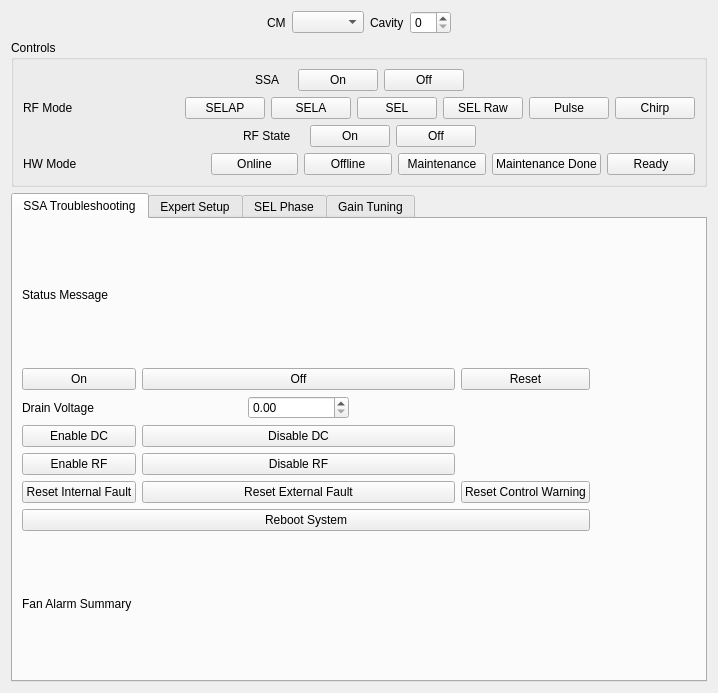
Above: expert.ui from slaclab/srf_cavity_expert_screen before the change. Below: the same form after it.
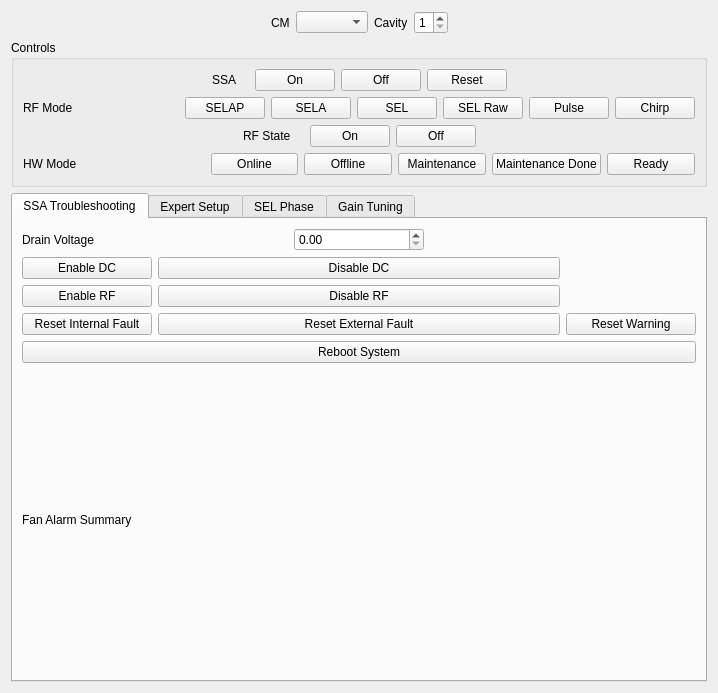
That is the form after the change. Custom widgets are drawn as their Qt base class.

Patch:
```diff
--- a/expert.ui
+++ b/expert.ui
@@ -47,7 +47,14 @@
       </widget>
      </item>
      <item>
-      <widget class="QSpinBox" name="spinBox"/>
+      <widget class="QSpinBox" name="cav_spinbox">
+       <property name="minimum">
+        <number>1</number>
+       </property>
+       <property name="maximum">
+        <number>8</number>
+       </property>
+      </widget>
      </item>
      <item>
       <spacer name="horizontalSpacer_2">
@@ -97,6 +104,12 @@
           <property name="toolTip">
            <string/>
           </property>
+          <property name="wordWrap">
+           <bool>true</bool>
+          </property>
+          <property name="alarmSensitiveContent" stdset="0">
+           <bool>true</bool>
+          </property>
          </widget>
         </item>
         <item>
@@ -116,6 +129,16 @@
           </property>
           <property name="text">
            <string>Off</string>
+          </property>
+          <property name="pressValue" stdset="0">
+           <string>1</string>
+          </property>
+         </widget>
+        </item>
+        <item>
+         <widget class="QPushButton" name="ssa_reset_button">
+          <property name="text">
+           <string>Reset</string>
           </property>
          </widget>
         </item>
@@ -357,162 +380,58 @@
        <string>SSA Troubleshooting</string>
       </attribute>
       <layout class="QGridLayout" name="gridLayout_2">
-       <item row="2" column="2">
-        <widget class="PyDMSpinbox" name="PyDMSpinbox">
+       <item row="0" column="2">
+        <widget class="PyDMSpinbox" name="ssa_drain_voltage_spinbox">
          <property name="toolTip">
           <string/>
          </property>
         </widget>
        </item>
-       <item row="4" column="0">
-        <widget class="PyDMPushButton" name="PyDMPushButton_3">
-         <property name="toolTip">
-          <string/>
-         </property>
-         <property name="text">
-          <string>Enable RF</string>
-         </property>
-        </widget>
-       </item>
-       <item row="2" column="0">
-        <widget class="QLabel" name="label_4">
-         <property name="text">
-          <string>Drain Voltage</string>
-         </property>
-        </widget>
-       </item>
-       <item row="5" column="0">
-        <widget class="PyDMPushButton" name="PyDMPushButton_5">
-         <property name="toolTip">
-          <string/>
-         </property>
-         <property name="text">
-          <string>Reset Internal Fault</string>
-         </property>
-        </widget>
-       </item>
-       <item row="1" column="4">
-        <widget class="QPushButton" name="pushButton_3">
-         <property name="text">
-          <string>Reset</string>
-         </property>
-        </widget>
-       </item>
        <item row="3" column="0">
         <widget class="PyDMPushButton" name="PyDMPushButton">
          <property name="toolTip">
           <string/>
          </property>
          <property name="text">
-          <string>Enable DC</string>
+          <string>Reset Internal Fault</string>
          </property>
-        </widget>
-       </item>
-       <item row="1" column="0">
-        <widget class="QPushButton" name="pushButton">
-         <property name="text">
-          <string>On</string>
+         <property name="pressValue" stdset="0">
+          <string>1</string>
          </property>
         </widget>
        </item>
-       <item row="4" column="1" colspan="3">
-        <widget class="PyDMPushButton" name="PyDMPushButton_4">
+       <item row="0" column="4">
+        <widget class="PyDMLabel" name="ssa_drain_voltage_label">
          <property name="toolTip">
           <string/>
          </property>
-         <property name="text">
-          <string>Disable RF</string>
+         <property name="alarmSensitiveContent" stdset="0">
+          <bool>true</bool>
          </property>
         </widget>
        </item>
-       <item row="7" column="1" colspan="5">
-        <widget class="PyDMLabel" name="PyDMLabel_6">
-         <property name="toolTip">
-          <string/>
-         </property>
-        </widget>
-       </item>
-       <item row="5" column="1" colspan="3">
-        <widget class="PyDMPushButton" name="PyDMPushButton_6">
-         <property name="toolTip">
-          <string/>
-         </property>
-         <property name="text">
-          <string>Reset External Fault</string>
-         </property>
-        </widget>
-       </item>
-       <item row="2" column="4">
-        <widget class="PyDMLabel" name="PyDMLabel_2">
-         <property name="toolTip">
-          <string/>
-         </property>
-        </widget>
-       </item>
-       <item row="3" column="1" colspan="3">
-        <widget class="PyDMPushButton" name="PyDMPushButton_2">
-         <property name="toolTip">
-          <string/>
-         </property>
-         <property name="text">
-          <string>Disable DC</string>
-         </property>
-        </widget>
-       </item>
-       <item row="0" column="0">
-        <widget class="QLabel" name="label_3">
-         <property name="text">
-          <string>Status Message</string>
-         </property>
-        </widget>
-       </item>
-       <item row="7" column="0">
+       <item row="5" column="0">
         <widget class="QLabel" name="label_5">
          <property name="text">
           <string>Fan Alarm Summary</string>
          </property>
         </widget>
        </item>
-       <item row="5" column="4">
-        <widget class="PyDMPushButton" name="PyDMPushButton_7">
-         <property name="toolTip">
-          <string/>
-         </property>
-         <property name="text">
-          <string>Reset Control Warning</string>
-         </property>
-        </widget>
-       </item>
-       <item row="3" column="4">
-        <widget class="PyDMLabel" name="PyDMLabel_3">
-         <property name="toolTip">
-          <string/>
-         </property>
-        </widget>
-       </item>
        <item row="1" column="1" colspan="3">
-        <widget class="QPushButton" name="pushButton_2">
+        <widget class="PyDMPushButton" name="ssa_dc_disable_button">
+         <property name="toolTip">
+          <string/>
+         </property>
          <property name="text">
-          <string>Off</string>
+          <string>Disable DC</string>
          </property>
-        </widget>
-       </item>
-       <item row="0" column="1" colspan="4">
-        <widget class="PyDMLabel" name="PyDMLabel">
-         <property name="toolTip">
-          <string/>
+         <property name="pressValue" stdset="0">
+          <string>0</string>
          </property>
         </widget>
        </item>
-       <item row="4" column="4" colspan="2">
-        <widget class="PyDMLabel" name="PyDMLabel_4">
-         <property name="toolTip">
-          <string/>
-         </property>
-        </widget>
-       </item>
-       <item row="6" column="0" colspan="5">
-        <widget class="PyDMPushButton" name="PyDMPushButton_9">
+       <item row="4" column="0" colspan="5">
+        <widget class="PyDMPushButton" name="ssa_reboot_system_button">
          <property name="toolTip">
           <string/>
          </property>
@@ -521,6 +440,99 @@
          </property>
         </widget>
        </item>
+       <item row="3" column="4">
+        <widget class="PyDMPushButton" name="ssa_reset_warning_button">
+         <property name="toolTip">
+          <string/>
+         </property>
+         <property name="text">
+          <string>Reset Warning</string>
+         </property>
+         <property name="pressValue" stdset="0">
+          <string>1</string>
+         </property>
+        </widget>
+       </item>
+       <item row="2" column="1" colspan="3">
+        <widget class="PyDMPushButton" name="ssa_rf_disable_button">
+         <property name="toolTip">
+          <string/>
+         </property>
+         <property name="text">
+          <string>Disable RF</string>
+         </property>
+         <property name="pressValue" stdset="0">
+          <string>0</string>
+         </property>
+        </widget>
+       </item>
+       <item row="1" column="0">
+        <widget class="PyDMPushButton" name="ssa_dc_enable_button">
+         <property name="toolTip">
+          <string/>
+         </property>
+         <property name="text">
+          <string>Enable DC</string>
+         </property>
+         <property name="pressValue" stdset="0">
+          <string>1</string>
+         </property>
+        </widget>
+       </item>
+       <item row="1" column="4">
+        <widget class="PyDMLabel" name="ssa_dc_enable_readback_label">
+         <property name="toolTip">
+          <string/>
+         </property>
+        </widget>
+       </item>
+       <item row="2" column="0">
+        <widget class="PyDMPushButton" name="ssa_rf_enable_button">
+         <property name="toolTip">
+          <string/>
+         </property>
+         <property name="text">
+          <string>Enable RF</string>
+         </property>
+         <property name="pressValue" stdset="0">
+          <string>1</string>
+         </property>
+        </widget>
+       </item>
+       <item row="3" column="1" colspan="3">
+        <widget class="PyDMPushButton" name="ssa_reset_external_fault_button">
+         <property name="toolTip">
+          <string/>
+         </property>
+         <property name="text">
+          <string>Reset External Fault</string>
+         </property>
+         <property name="pressValue" stdset="0">
+          <string>1</string>
+         </property>
+        </widget>
+       </item>
+       <item row="0" column="0">
+        <widget class="QLabel" name="label_4">
+         <property name="text">
+          <string>Drain Voltage</string>
+         </property>
+        </widget>
+       </item>
+       <item row="2" column="4">
+        <widget class="PyDMLabel" name="ssa_rf_enable_readback_label">
+         <property name="toolTip">
+          <string/>
+         </property>
+        </widget>
+       </item>
+       <item row="5" column="1" colspan="4">
+        <widget class="PyDMLabel" name="ssa_fan_alarm_label">
+         <property name="toolTip">
+          <string/>
+         </property>
+        </widget>
+       </item>
       </layout>
      </widget>
      <widget class="QWidget" name="tab">
```
Left out of the diff: 22 changed lines with no effect on the pictures.
